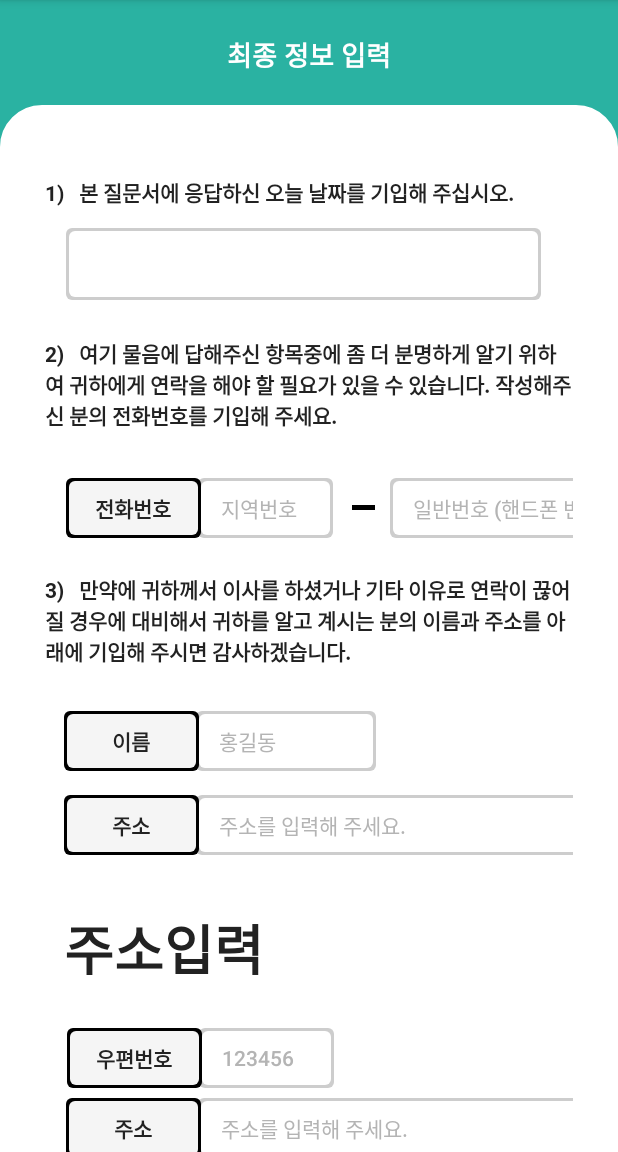
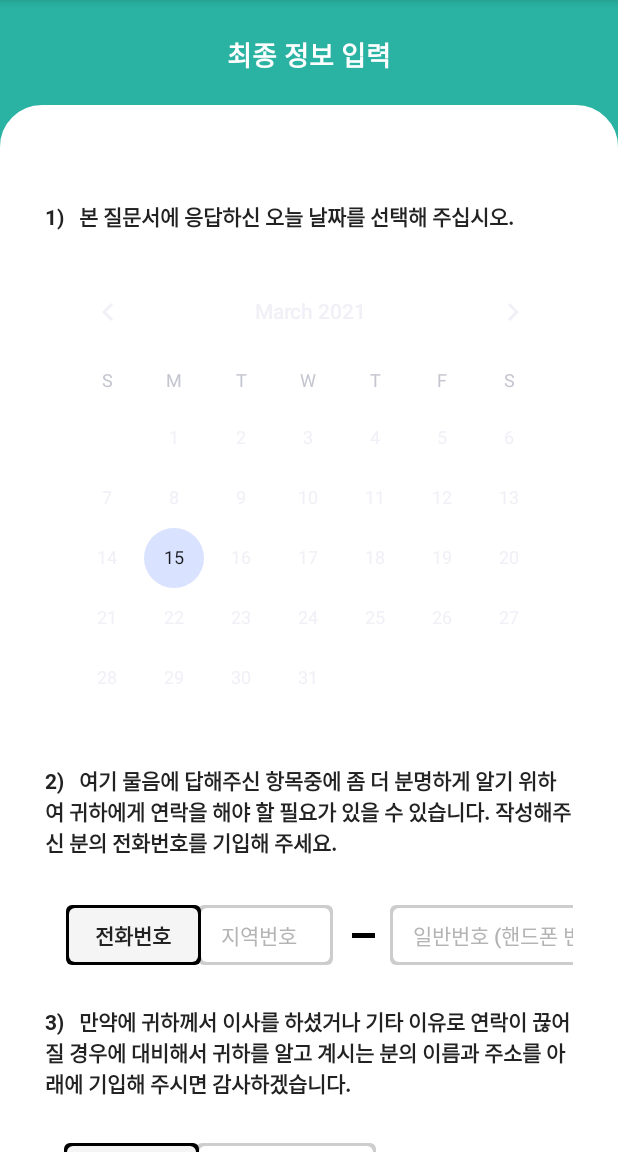
Before and after one commit to leejaeseung/medical_survey_app, an Android app: the screen it shows after launch (MainActivity), on a phone screen of 412 x 824 dp, the part 84-1236 px from its top. Run offline under Robolectric (Android 15) with nearby library versions, the phone set to English and light mode, and no system bars.

Commit message:
버튼 리스너 생성

```diff
--- /dev/null
+++ b/app/src/main/java/com/cbu/medical_survey_app/ButtonController.java
@@ -0,0 +1,12 @@
+package com.cbu.medical_survey_app;
+
+public class ButtonController {
+
+    public ButtonController() {
+    }
+
+    // 버튼이 눌렸을 때 동작들(datas에 저장하거나, 제출)
+    public void surveyComplete () {
+        System.out.println("눌림");
+    }
+}
--- /dev/null
+++ b/app/src/main/java/com/cbu/medical_survey_app/ButtonListener.java
@@ -0,0 +1,25 @@
+package com.cbu.medical_survey_app;
+
+import android.view.View;
+import android.widget.Button;
+
+public class ButtonListener implements Button.OnClickListener {
+    private ButtonController btc;
+
+    public ButtonListener() {
+        btc = new ButtonController();
+    }
+
+    // 버튼 리스너들 각 버튼에 controller를 연결시킴
+    @Override
+    public void onClick(View view) {
+        switch (view.getId()) {
+            case R.id.bt_submit :
+                btc.surveyComplete();
+                break;
+
+            default:
+                break;
+        }
+    }
+}
--- a/app/src/main/java/com/cbu/medical_survey_app/MainActivity.java
+++ b/app/src/main/java/com/cbu/medical_survey_app/MainActivity.java
@@ -5,6 +5,8 @@ import android.os.Bundle;
 import android.view.MotionEvent;
 import android.view.View;
 import android.view.inputmethod.InputMethodManager;
+import android.widget.Button;
+import android.widget.CalendarView;
 import android.widget.EditText;
 
 import androidx.fragment.app.FragmentActivity;
@@ -19,8 +21,6 @@ public class MainActivity extends FragmentActivity {
 
     @Override
     protected void onCreate(Bundle savedInstanceState) {
-
-
 
         super.onCreate(savedInstanceState);
         setContentView(R.layout.last_page);
--- a/app/src/main/java/com/cbu/medical_survey_app/customView/SurveyViewControl.java
+++ b/app/src/main/java/com/cbu/medical_survey_app/customView/SurveyViewControl.java
@@ -6,7 +6,6 @@ import android.util.AttributeSet;
 import android.view.LayoutInflater;
 import android.view.View;
 import android.widget.ImageView;
-import android.widget.ScrollView;
 import android.widget.TextView;
 
 import androidx.constraintlayout.widget.ConstraintLayout;
--- a/app/src/main/java/com/cbu/medical_survey_app/fragments/Last_Fragment.java
+++ b/app/src/main/java/com/cbu/medical_survey_app/fragments/Last_Fragment.java
@@ -4,18 +4,32 @@ import android.os.Bundle;
 import android.view.LayoutInflater;
 import android.view.View;
 import android.view.ViewGroup;
+import android.widget.Button;
+import android.widget.CalendarView;
 
 import androidx.fragment.app.Fragment;
 
+import com.cbu.medical_survey_app.ButtonListener;
 import com.cbu.medical_survey_app.R;
 
 public class Last_Fragment extends Fragment {
+
+    private ButtonListener btl;
+
     public Last_Fragment() {
-
+        btl = new ButtonListener();
     }
 
+    // 여기서 프래그먼트에 있는 모든 뷰들의 값을 가져옴 -> datas에 저장
     @Override
     public View onCreateView(LayoutInflater inflater, ViewGroup container, Bundle saveInstanceState) {
-        return inflater.inflate(R.layout.last_frag, container, false);
+        ViewGroup vg = (ViewGroup) inflater.inflate(R.layout.last_frag, container, false);
+
+        Button bt_submit = (Button) vg.findViewById(R.id.bt_submit);
+        bt_submit.setOnClickListener(btl);
+
+        CalendarView cv = vg.findViewById(R.id.input_today);
+
+        return vg;
     }
 }
--- a/app/src/main/res/layout/last_frag.xml
+++ b/app/src/main/res/layout/last_frag.xml
@@ -12,7 +12,7 @@
         android:layout_height="wrap_content"
         android:layout_marginBottom="163dp"
         android:fontFamily="sans-serif"
-        android:text="1)   본 질문서에 응답하신 오늘 날짜를 기입해 주십시오."
+        android:text="1)   본 질문서에 응답하신 오늘 날짜를 선택해 주십시오."
         android:textColor="@color/text_black"
         android:textSize="14sp"
         android:textStyle="bold"
@@ -27,17 +27,15 @@
         android:id="@+id/textView"
         android:layout_width="wrap_content"
         android:layout_height="wrap_content"
-        android:layout_marginTop="25dp"
+        android:layout_marginTop="16dp"
         android:fontFamily="@font/my_font"
         android:text="2)   여기 물음에 답해주신 항목중에 좀 더 분명하게 알기 위하여 귀하에게 연락을 해야 할 필요가 있을 수 있습니다. 작성해주신 분의 전화번호를 기입해 주세요."
         android:textColor="@color/text_black"
         android:textSize="14sp"
-        app:layout_constraintBottom_toBottomOf="parent"
         app:layout_constraintEnd_toEndOf="parent"
         app:layout_constraintHorizontal_bias="0.0"
         app:layout_constraintStart_toStartOf="parent"
-        app:layout_constraintTop_toBottomOf="@+id/input_today"
-        app:layout_constraintVertical_bias="0.0" />
+        app:layout_constraintTop_toBottomOf="@+id/input_today" />
 
     <TextView
         android:id="@+id/textView5"
@@ -53,30 +51,6 @@
         app:layout_constraintStart_toStartOf="parent"
         app:layout_constraintTop_toBottomOf="@+id/input_ph_first_myself"
         app:layout_constraintVertical_bias="0.049" />
-
-    <EditText
-        android:id="@+id/input_today"
-        android:layout_width="0dp"
-        android:layout_height="48dp"
-        android:layout_marginTop="20dp"
-        android:background="@drawable/round_box_gray"
-        android:ems="10"
-        android:gravity="start|top"
-        android:inputType="textMultiLine"
-        android:paddingLeft="10dp"
-        android:paddingTop="5dp"
-        android:paddingRight="10dp"
-        android:paddingBottom="5dp"
-        android:textColor="@color/text_black"
-        android:textSize="14sp"
-        android:textStyle="bold"
-        app:layout_constraintBottom_toBottomOf="parent"
-        app:layout_constraintEnd_toEndOf="parent"
-        app:layout_constraintHorizontal_bias="0.39"
-        app:layout_constraintStart_toStartOf="parent"
-        app:layout_constraintTop_toTopOf="parent"
-        app:layout_constraintVertical_bias="0.061"
-        app:layout_constraintWidth_percent="0.9" />
 
     <EditText
         android:id="@+id/input_ph_first_myself"
@@ -104,7 +78,7 @@
         app:layout_constraintVertical_bias="0.012" />
 
     <EditText
-        android:id="@+id/input_ph_first_asd"
+        android:id="@+id/input_ph_first_myself2"
         android:layout_width="90dp"
         android:layout_height="40dp"
         android:background="@drawable/round_box_gray"
@@ -178,7 +152,7 @@
 
     <EditText
         android:id="@+id/input_address_myself"
-        android:layout_width="428dp"
+        android:layout_width="400dp"
         android:layout_height="40dp"
         android:background="@drawable/round_box_gray"
         android:ems="10"
@@ -217,7 +191,7 @@
 
     <EditText
         android:id="@+id/input_ph_second_myself"
-        android:layout_width="300dp"
+        android:layout_width="272dp"
         android:layout_height="40dp"
         android:layout_marginStart="36dp"
         android:layout_marginLeft="36dp"
@@ -240,8 +214,8 @@
         app:layout_constraintVertical_bias="0.0" />
 
     <EditText
-        android:id="@+id/input_ph_second_asd"
-        android:layout_width="300dp"
+        android:id="@+id/input_ph_second_myself2"
+        android:layout_width="272dp"
         android:layout_height="40dp"
         android:layout_marginStart="36dp"
         android:layout_marginLeft="36dp"
@@ -258,14 +232,14 @@
         android:textColor="@color/text_black"
         android:textColorHint="@color/text_gray"
         android:textSize="14sp"
-        app:layout_constraintBottom_toBottomOf="@+id/input_ph_first_asd"
-        app:layout_constraintStart_toEndOf="@+id/input_ph_first_asd"
-        app:layout_constraintTop_toTopOf="@+id/input_ph_first_asd"
+        app:layout_constraintBottom_toBottomOf="@+id/input_ph_first_myself2"
+        app:layout_constraintStart_toEndOf="@+id/input_ph_first_myself2"
+        app:layout_constraintTop_toTopOf="@+id/input_ph_first_myself2"
         app:layout_constraintVertical_bias="0.0" />
 
     <EditText
         android:id="@+id/input_address_other"
-        android:layout_width="428dp"
+        android:layout_width="400dp"
         android:layout_height="40dp"
         android:background="@drawable/round_box_gray"
         android:ems="10"
@@ -399,11 +373,11 @@
         android:layout_height="3dp"
         android:background="@color/black"
         android:translationY="-3dp"
-        app:layout_constraintBottom_toBottomOf="@+id/input_ph_first_asd"
-        app:layout_constraintEnd_toStartOf="@+id/input_ph_second_asd"
+        app:layout_constraintBottom_toBottomOf="@+id/input_ph_first_myself2"
+        app:layout_constraintEnd_toStartOf="@+id/input_ph_second_myself2"
         app:layout_constraintHorizontal_bias="0.521"
-        app:layout_constraintStart_toEndOf="@+id/input_ph_first_asd"
-        app:layout_constraintTop_toTopOf="@+id/input_ph_first_asd"
+        app:layout_constraintStart_toEndOf="@+id/input_ph_first_myself2"
+        app:layout_constraintTop_toTopOf="@+id/input_ph_first_myself2"
         app:layout_constraintVertical_bias="0.567" />
 
     <TextView
@@ -423,8 +397,8 @@
         app:layout_constraintVertical_bias="0.0" />
 
     <Button
-        android:id="@+id/submit_bt"
-        android:layout_width="541dp"
+        android:id="@+id/bt_submit"
+        android:layout_width="0dp"
         android:layout_height="55dp"
         android:layout_marginTop="24dp"
         android:background="@drawable/green_bt"
@@ -436,7 +410,7 @@
         app:layout_constraintBottom_toBottomOf="parent"
         app:layout_constraintEnd_toEndOf="parent"
         app:layout_constraintStart_toStartOf="parent"
-        app:layout_constraintTop_toBottomOf="@+id/input_ph_second_asd"
+        app:layout_constraintTop_toBottomOf="@+id/input_ph_second_myself2"
         app:layout_constraintVertical_bias="0.0"
         app:layout_constraintWidth_percent="0.9" />
 
@@ -445,14 +419,25 @@
         android:layout_width="wrap_content"
         android:layout_height="wrap_content"
         android:fontFamily="@font/sandol_font"
+        android:paddingTop="20dp"
+        android:paddingBottom="20dp"
         android:text="귀하의 협조에 다시 한번 진심으로 감사드립니다."
         android:textColor="@color/green"
         android:textSize="15sp"
         app:layout_constraintBottom_toBottomOf="parent"
         app:layout_constraintEnd_toEndOf="parent"
         app:layout_constraintStart_toStartOf="parent"
-        app:layout_constraintTop_toBottomOf="@+id/submit_bt"
-        app:layout_constraintVertical_bias="0.375" />
+        app:layout_constraintTop_toBottomOf="@+id/bt_submit"
+        app:layout_constraintVertical_bias="0.525" />
+
+    <CalendarView
+        android:id="@+id/input_today"
+        android:layout_width="355dp"
+        android:layout_height="320dp"
+        android:layout_marginTop="19dp"
+        app:layout_constraintEnd_toEndOf="parent"
+        app:layout_constraintStart_toStartOf="parent"
+        app:layout_constraintTop_toBottomOf="@+id/textView2" />
 
 
 </androidx.constraintlayout.widget.ConstraintLayout>
```
Also changed, not shown: 1 other file.
